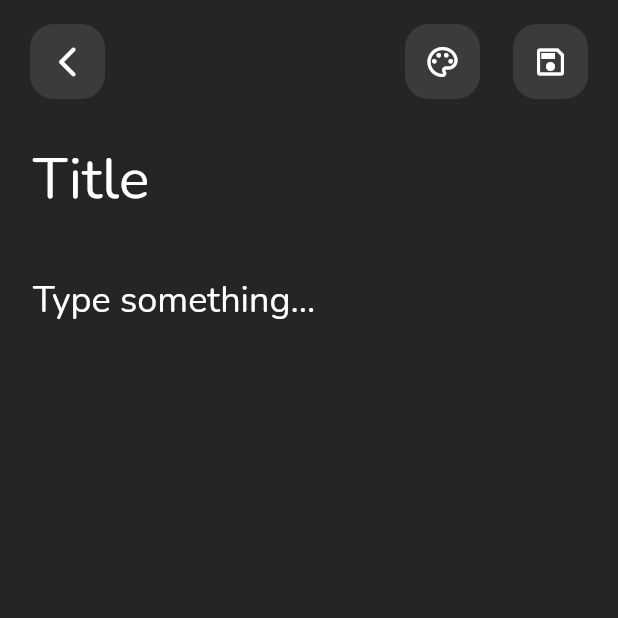
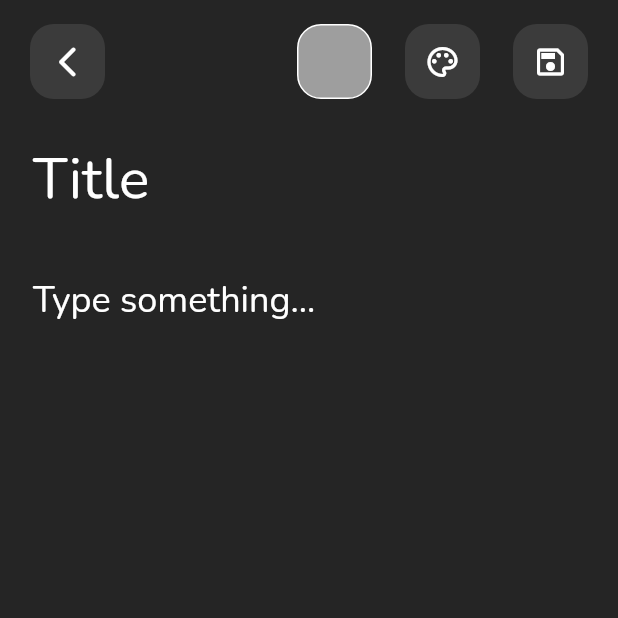
Before and after one commit to Home1esscat/notes_app, a Flutter app: the screen it shows after launch, after a tap on the "add" icon, on a phone screen of 412 x 824 dp, the top half of it. Run offline on Flutter 3.47's test engine with Material 2 defaults, Android fonts, the phone set to English and light mode, and no system bars; our stand-ins replace bloc, drift; accounts and stored records are empty; generated files the repository leaves out were written again.

Commit message:
notes now colorized right [note color cubit added], minor code changes and improvements

```diff
--- a/lib/blocs/notes_color_cubit.dart
+++ b/lib/blocs/notes_color_cubit.dart
@@ -0,0 +1,13 @@
+import 'package:app_client/blocs/notes_color_state.dart';
+import 'package:app_client/constants/custom_colors.dart';
+import 'package:bloc/bloc.dart';
+
+class NotesColorCubit extends Cubit<NotesColorState> {
+  NotesColorCubit()
+      : super(NotesColorState(noteColor: CustomColors.colorsData[0].value));
+
+  Future<void> changeColor(int color) async {
+    final updatedColor = state.copyWith(color);
+    emit(updatedColor);
+  }
+}
--- a/lib/blocs/notes_cubit.dart
+++ b/lib/blocs/notes_cubit.dart
@@ -22,6 +22,12 @@ class NotesCubit extends Cubit<NotesState> {
     emit(newNotes);
   }
 
+  Future<void> updateNote(Note note) async {
+    await _repository.updateNote(note);
+    final newNotes = state.copyWith(await _repository.getAllNotes());
+    emit(newNotes);
+  }
+
   Future<void> addNote(String title, String content, int color) async {
     await _repository.addNote(title, content, color);
     final newNotes = state.copyWith(await _repository.getAllNotes());
--- a/lib/main.dart
+++ b/lib/main.dart
@@ -1,3 +1,4 @@
+import 'package:app_client/blocs/notes_color_cubit.dart';
 import 'package:app_client/blocs/notes_cubit.dart';
 import 'package:app_client/ui/main_screen.dart';
 import 'package:app_client/ui/theme/app_theme.dart';
@@ -14,14 +15,22 @@ class MyApp extends StatelessWidget {
 
   @override
   Widget build(BuildContext context) {
-    return Provider<NotesCubit>(
-      create: (_) => NotesCubit(),
-      builder: (context, child) => MaterialApp(
+    return MultiProvider(
+      providers: [
+        Provider<NotesCubit>(
+          create: (context) => NotesCubit(),
+          dispose: (context, value) => value.close(),
+        ),
+        Provider<NotesColorCubit>(
+          create: (context) => NotesColorCubit(),
+          dispose: (context, value) => value.close(),
+        ),
+      ],
+      child: MaterialApp(
         theme: AppTheme.dark,
         debugShowCheckedModeBanner: false,
-        home: MainScreen(),
+        home: const MainScreen(),
       ),
-      dispose: (context, value) => value.close(),
     );
   }
 }
--- a/lib/ui/appbar/add_note_app_bar.dart
+++ b/lib/ui/appbar/add_note_app_bar.dart
@@ -3,10 +3,14 @@ import 'package:flutter/material.dart';
 
 class AddNoteAppBar extends StatelessWidget with PreferredSizeWidget {
   const AddNoteAppBar(
-      {super.key, required this.onSavePress, required this.onColorChangePress});
+      {super.key,
+      required this.onSavePress,
+      required this.onColorChangePress,
+      required this.color});
 
   final Function onSavePress;
   final Function onColorChangePress;
+  final int color;
 
   @override
   Widget build(BuildContext context) {
@@ -36,6 +40,16 @@ class AddNoteAppBar extends StatelessWidget with PreferredSizeWidget {
             ),
             Row(
               children: [
+                Container(
+                  width: 50,
+                  height: 50,
+                  decoration: BoxDecoration(
+                    color: Color(color),
+                    border: Border.all(color: Colors.white),
+                    borderRadius: BorderRadius.circular(16),
+                  ),
+                ),
+                const SizedBox(width: 22),
                 InkWell(
                   onTap: () => onColorChangePress(),
                   borderRadius: BorderRadius.circular(16),
```
Also changed, not shown: lib/ui/add_note_screen.dart (+29 -14 lines), lib/ui/appbar/show_note_app_bar.dart (+7 -3 lines), lib/ui/show_note_screen.dart (+76 -9 lines).
